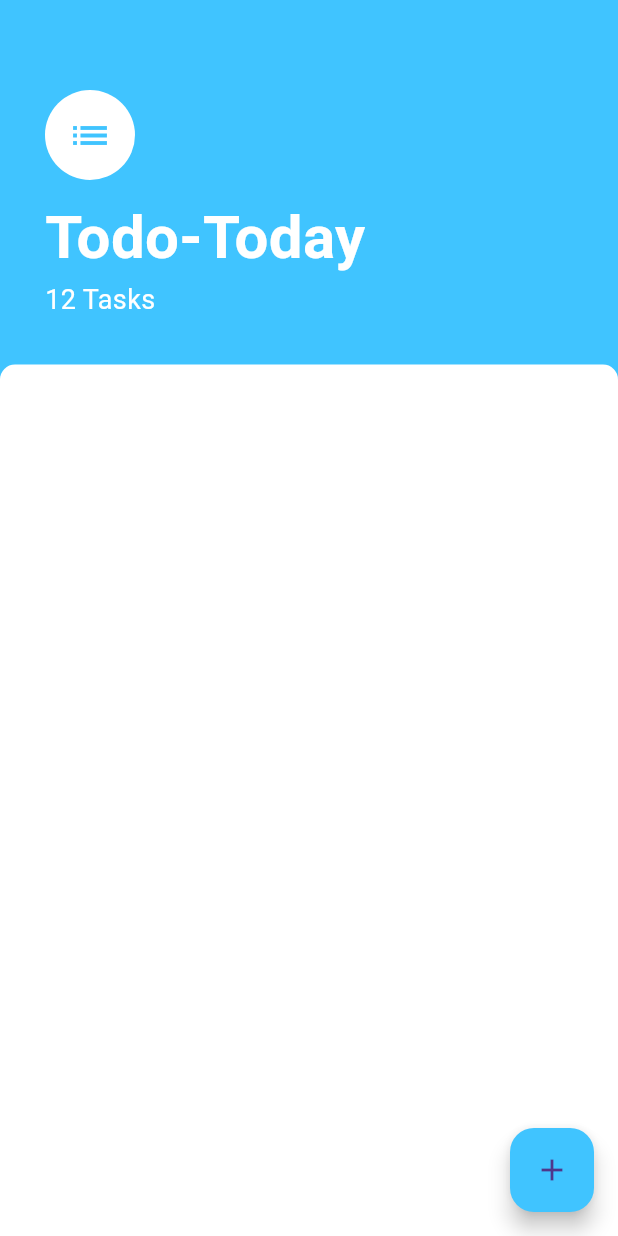
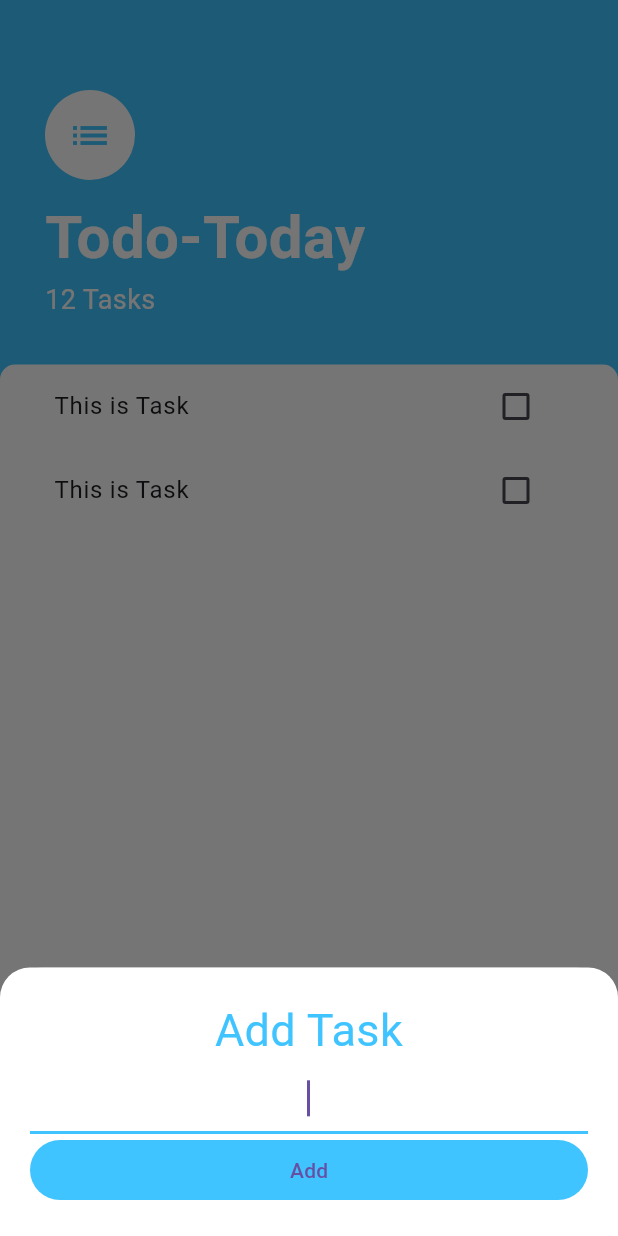
Before and after one commit to Prashant-2024/Todo-Today, a Flutter app: the screen it shows after launch, after a tap on the "add" icon, on a phone screen of 412 x 824 dp. Run offline on Flutter 3.47's test engine with Material 3 defaults, Android fonts, the phone set to English and light mode, and no system bars.

Commit message:
Implemented Add Task Screen and State in Task Screen

```diff
--- /dev/null
+++ b/lib/Screens/add_task_screen.dart
@@ -0,0 +1,56 @@
+import 'package:flutter/cupertino.dart';
+import 'package:flutter/material.dart';
+
+class AddTaskScreen extends StatelessWidget {
+  const AddTaskScreen({super.key});
+
+  @override
+  Widget build(BuildContext context) {
+    return Container(
+      color: Color(0xff757575),
+      child: Container(
+        padding: EdgeInsets.all(20.0),
+        decoration: BoxDecoration(
+          color: Colors.white,
+          borderRadius: BorderRadius.only(
+            topLeft: Radius.circular(20.0),
+            topRight: Radius.circular(20.0),
+          ),
+        ),
+        child: Column(
+          crossAxisAlignment: CrossAxisAlignment.stretch,
+          children: [
+            Text(
+              "Add Task",
+              textAlign: TextAlign.center,
+              style: TextStyle(color: Colors.lightBlueAccent, fontSize: 30.0),
+            ),
+            TextField(
+              autofocus: true,
+              textAlign: TextAlign.center,
+              decoration: InputDecoration(
+                enabledBorder: UnderlineInputBorder(
+                  borderSide:
+                      BorderSide(color: Colors.lightBlueAccent, width: 2.0),
+                ),
+                focusedBorder: UnderlineInputBorder(
+                  borderSide:
+                      BorderSide(color: Colors.lightBlueAccent, width: 2.0),
+                ),
+                contentPadding: EdgeInsets.symmetric(horizontal: 10.0),
+              ),
+            ),
+            TextButton(
+              child: Text("Add"),
+              style: ButtonStyle(
+                backgroundColor:
+                    WidgetStateProperty.all(Colors.lightBlueAccent),
+              ),
+              onPressed: () {},
+            ),
+          ],
+        ),
+      ),
+    );
+  }
+}
--- a/lib/Screens/tasks_screen.dart
+++ b/lib/Screens/tasks_screen.dart
@@ -1,15 +1,31 @@
 import 'package:flutter/cupertino.dart';
 import 'package:flutter/material.dart';
+import 'package:todo_today/Screens/add_task_screen.dart';
+
+import '../Widgets/tasks_list.dart';
 
 class TasksScreen extends StatelessWidget {
-  const TasksScreen({super.key});
+  TasksScreen({super.key});
 
   @override
   Widget build(BuildContext context) {
     return Scaffold(
       backgroundColor: Colors.lightBlueAccent,
       floatingActionButton: FloatingActionButton(
-        onPressed: () {},
+        onPressed: () {
+          //   Slide New Task Functionality
+          showModalBottomSheet(
+            context: context,
+            isScrollControlled: true,
+            builder: (context) => SingleChildScrollView(
+              child: Container(
+                padding: EdgeInsets.only(
+                    bottom: MediaQuery.of(context).viewInsets.bottom),
+                child: AddTaskScreen(),
+              ),
+            ),
+          );
+        },
         backgroundColor: Colors.lightBlueAccent,
         child: Icon(Icons.add),
       ),
@@ -50,6 +66,7 @@ class TasksScreen extends StatelessWidget {
           ),
           Expanded(
             child: Container(
+              padding: EdgeInsets.symmetric(horizontal: 20.0),
               decoration: BoxDecoration(
                 color: Colors.white,
                 borderRadius: BorderRadius.only(
@@ -57,6 +74,7 @@ class TasksScreen extends StatelessWidget {
                   topRight: Radius.circular(10.0),
                 ),
               ),
+              child: TasksList(),
             ),
           )
         ],
--- /dev/null
+++ b/lib/Widgets/task_tile.dart
@@ -0,0 +1,49 @@
+import 'package:flutter/cupertino.dart';
+import 'package:flutter/material.dart';
+
+class TaskTile extends StatefulWidget {
+  const TaskTile({super.key});
+
+  @override
+  State<TaskTile> createState() => _TaskTileState();
+}
+
+class _TaskTileState extends State<TaskTile> {
+  bool isChecked = false;
+
+  @override
+  Widget build(BuildContext context) {
+    return ListTile(
+      title: Text(
+        "This is Task",
+        style: TextStyle(
+            decoration: isChecked ? TextDecoration.lineThrough : null),
+      ),
+      trailing: TaskCheckbox(
+        checkboxState: isChecked,
+        toggleCheckboxState: (bool? checkboxState) {
+          setState(() {
+            isChecked = checkboxState!;
+          });
+        },
+      ),
+    );
+  }
+}
+
+class TaskCheckbox extends StatelessWidget {
+  TaskCheckbox(
+      {required this.checkboxState, required this.toggleCheckboxState});
+
+  final bool checkboxState;
+  final void Function(bool?) toggleCheckboxState;
+
+  @override
+  Widget build(BuildContext context) {
+    return Checkbox(
+      activeColor: Colors.lightBlueAccent,
+      value: checkboxState,
+      onChanged: toggleCheckboxState,
+    );
+  }
+}
--- /dev/null
+++ b/lib/Widgets/tasks_list.dart
@@ -0,0 +1,22 @@
+import 'package:flutter/cupertino.dart';
+
+import 'task_tile.dart';
+
+class TasksList extends StatefulWidget {
+  const TasksList({super.key});
+
+  @override
+  State<TasksList> createState() => _TasksListState();
+}
+
+class _TasksListState extends State<TasksList> {
+  @override
+  Widget build(BuildContext context) {
+    return ListView(
+      children: [
+        TaskTile(),
+        TaskTile(),
+      ],
+    );
+  }
+}
```
